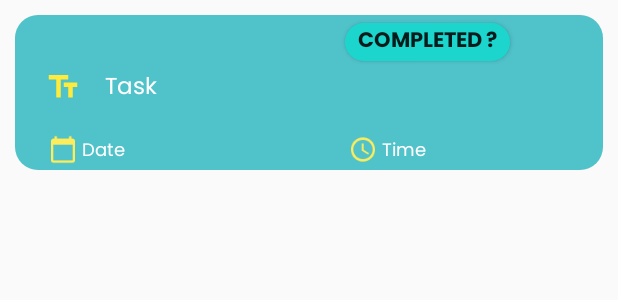
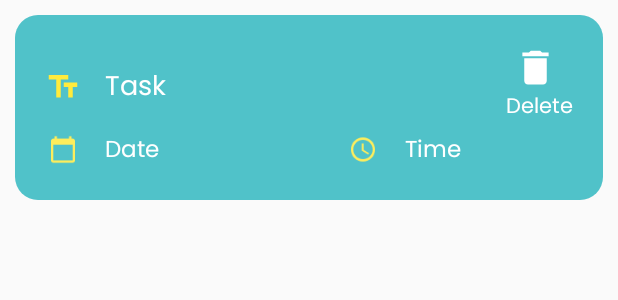
Before and after one commit to Mars0819/FinalProject1, an Android app: the layout task_item.xml on its own in the app's theme, with its tools: preview values and no code run, on a phone screen of 412 x 824 dp. Shown: the top 300 px of the screen. Run offline under Robolectric (Android 15) with nearby library versions, the phone set to English and light mode, and no system bars.

Commit message:
prubahan tata letak pada task list

```diff
--- a/app/src/main/java/com/example/myapplication/MainActivity.java
+++ b/app/src/main/java/com/example/myapplication/MainActivity.java
@@ -36,7 +36,6 @@ import android.widget.TextView;
 import android.widget.TimePicker;
 import android.widget.Toast;
 
-import java.text.DateFormat;
 import java.text.DateFormatSymbols;
 import java.text.SimpleDateFormat;
 import java.util.Calendar;
@@ -54,6 +53,7 @@ public class MainActivity extends AppCompatActivity  implements  PopupDialogClic
     SQLiteDBHanldler dbHandler;
     List<DoModel> Task;
 
+    @SuppressLint("MissingInflatedId")
     @Override
     protected void onCreate(Bundle savedInstanceState) {
         super.onCreate(savedInstanceState);
@@ -66,6 +66,8 @@ public class MainActivity extends AppCompatActivity  implements  PopupDialogClic
         rvTask.setLayoutManager(new LinearLayoutManager(getApplicationContext()));
         doAdapter = new DoAdapter(Task, this);
         rvTask.setAdapter(doAdapter);
+
+
     }
 
     public boolean onCreateOptionsMenu(Menu menu) {
@@ -319,4 +321,5 @@ public class MainActivity extends AppCompatActivity  implements  PopupDialogClic
             }
         });
     }
+
 }
--- a/app/src/main/java/com/example/myapplication/MyBroadcastReceiver.java
+++ b/app/src/main/java/com/example/myapplication/MyBroadcastReceiver.java
@@ -13,7 +13,6 @@ import android.os.Vibrator;
 import androidx.core.app.NotificationCompat;
 import androidx.core.app.NotificationManagerCompat;
 
-import java.net.URI;
 
 public class MyBroadcastReceiver extends BroadcastReceiver {
     @Override
--- a/app/src/main/res/drawable-v24/button_task.xml
+++ b/app/src/main/res/drawable-v24/button_task.xml
@@ -1,6 +1,6 @@
 <?xml version="1.0" encoding="utf-8"?>
 <shape xmlns:android="http://schemas.android.com/apk/res/android">
     <solid android:color="#1CD6CE"/>
-    <corners android:radius="75dp"/>
+    <corners android:radius="25dp"/>
 
 </shape>
--- a/app/src/main/res/layout/task_item.xml
+++ b/app/src/main/res/layout/task_item.xml
@@ -9,7 +9,8 @@
 
     <RelativeLayout
         android:layout_width="match_parent"
-        android:layout_height="wrap_content">
+        android:layout_height="wrap_content"
+        android:layout_marginBottom="20dp">
 
         <LinearLayout
             android:id="@+id/titleRow"
@@ -36,7 +37,7 @@
                 android:fontFamily="@font/poppinsregular"
                 android:text="Task"
                 android:textColor="@color/White"
-                android:textSize="15sp" />
+                android:textSize="18sp" />
         </LinearLayout>
 
         <LinearLayout
@@ -62,16 +63,14 @@
                 android:layout_height="wrap_content"
                 android:layout_gravity="center_vertical"
                 android:layout_marginTop="5dp"
-                android:layout_marginLeft="-15dp"
                 android:fontFamily="@font/poppinsregular"
                 android:text="Date"
                 android:textColor="@color/White"
-                android:textSize="12sp" />
+                android:textSize="15sp" />
 
         </LinearLayout>
 
         <LinearLayout
-
             android:layout_width="200dp"
             android:layout_height="35dp"
             android:layout_marginTop="-35dp"
@@ -94,27 +93,33 @@
                 android:layout_height="wrap_content"
                 android:layout_gravity="center_vertical"
                 android:layout_marginTop="5dp"
-                android:layout_marginLeft="-15dp"
                 android:fontFamily="@font/poppinsregular"
                 android:text="Time"
                 android:textColor="@color/White"
-                android:textSize="12sp"
+                android:textSize="15sp"
 
                 />
-
         </LinearLayout>
-
-
     </RelativeLayout>
     <Button
-        android:layout_marginTop="5dp"
+        android:layout_marginRight="30dp"
+        android:layout_alignParentRight="true"
+        android:layout_marginTop="20dp"
         android:layout_marginLeft="220dp"
         android:id="@+id/btnDelete"
-        android:layout_width="110dp"
-        android:layout_height="25dp"
-        android:text="Completed ?"
-        android:fontFamily="@font/poppinsbold"
-        android:background="@drawable/button_task"
+        android:layout_width="30dp"
+        android:layout_height="30dp"
+        android:background="@drawable/ic_baseline_delete_24"
+        android:backgroundTint="@color/White"
         />
-
+    <TextView
+        android:layout_width="wrap_content"
+        android:layout_height="wrap_content"
+        android:text="Delete"
+        android:layout_marginRight="20dp"
+        android:textColor="@color/White"
+        android:layout_below="@id/btnDelete"
+        android:layout_alignParentRight="true"
+        android:fontFamily="@font/poppinsregular"
+        />
 </RelativeLayout>
--- a/build.gradle
+++ b/build.gradle
@@ -1,5 +1,5 @@
 // Top-level build file where you can add configuration options common to all sub-projects/modules.
 plugins {
-    id 'com.android.application' version '7.2.0' apply false
-    id 'com.android.library' version '7.2.0' apply false
+    id 'com.android.application' version '7.3.0' apply false
+    id 'com.android.library' version '7.3.0' apply false
 }
```
